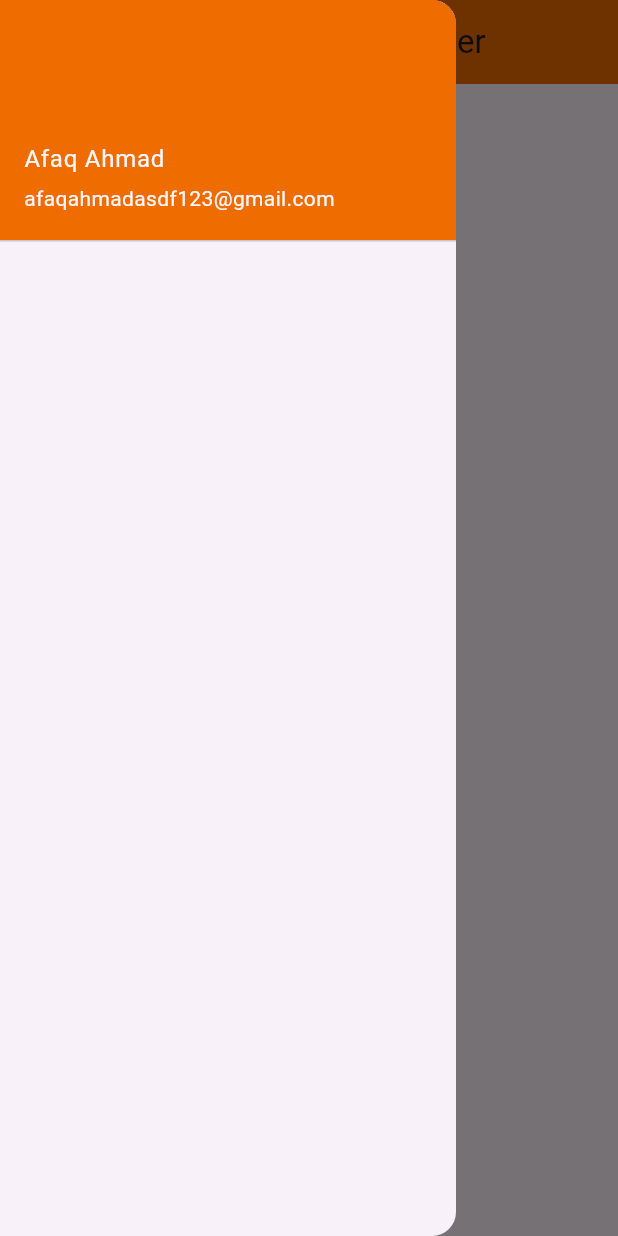
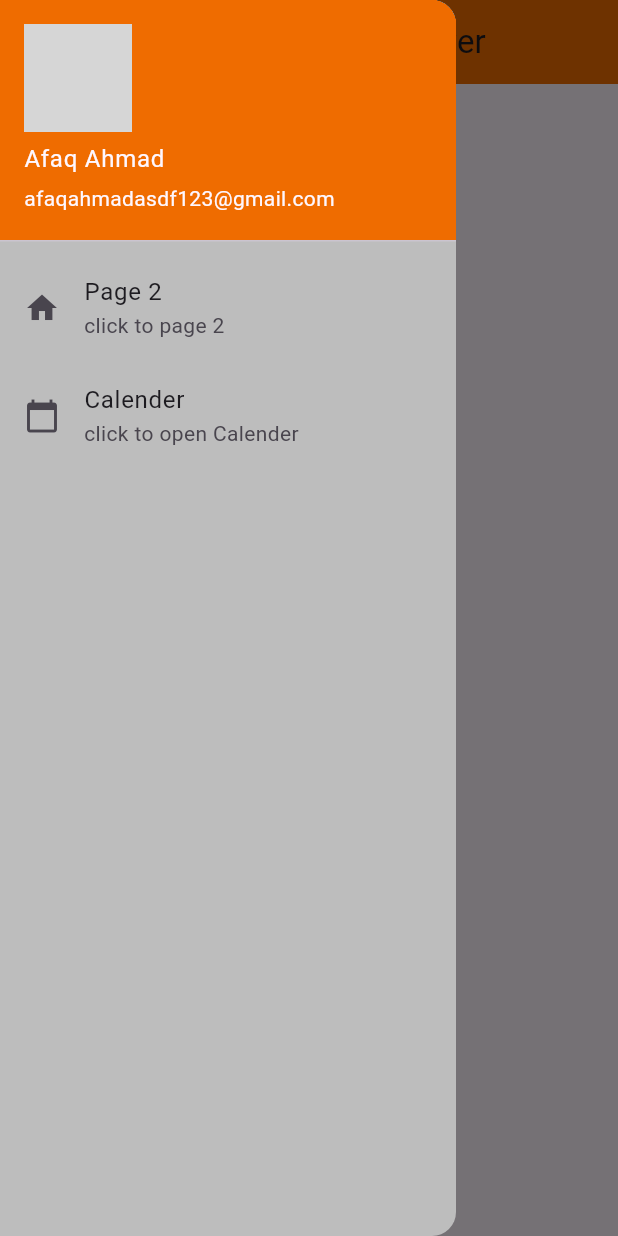
Before and after one commit to AfaqAhmad781/NavigationDrawer-C-and-A, a Flutter app: the screen it shows after launch, with the side drawer open, on a phone screen of 412 x 824 dp. Run offline on Flutter 3.47's test engine with Material 3 defaults, Android fonts, the phone set to English and light mode, and no system bars; network calls fail; grey boxes are pictures that could not be loaded.

Commit message:
Fixed strange glitch

```diff
--- a/lib/home_screen.dart
+++ b/lib/home_screen.dart
@@ -19,15 +19,33 @@ class _HomeScreenState extends State<HomeScreen> {
         title: Center(child: Text('Navigation Drawer')),
       ),
       drawer: Drawer(
+        backgroundColor: Colors.grey.shade400,
         child: ListView(
+          padding: EdgeInsets.zero,
           children: [
             UserAccountsDrawerHeader(
               decoration: BoxDecoration(
                 color: Colors.orange.shade800,
               ),
+              currentAccountPicture: CircleAvatar(
+                backgroundImage: NetworkImage('https://images.pexels.com/photos/31704065/pexels-photo-31704065.jpeg'),
+              ),
               accountName: Text('Afaq Ahmad'),
               accountEmail: Text('afaqahmadasdf123@gmail.com'),
-            )
+            ),
+            ListTile(
+              leading: Icon(Icons.home),
+              title: Text('Page 2'),
+              subtitle: Text('click to page 2'),
+              onTap: (){
+                Navigator.pushNamed(context, Screen2.id);
+              }
+            ),
+            ListTile(
+              leading: Icon(Icons.calendar_today),
+              title: Text('Calender'),
+              subtitle: Text('click to open Calender'),
+            ),
           ],
         ),
       ),
```
